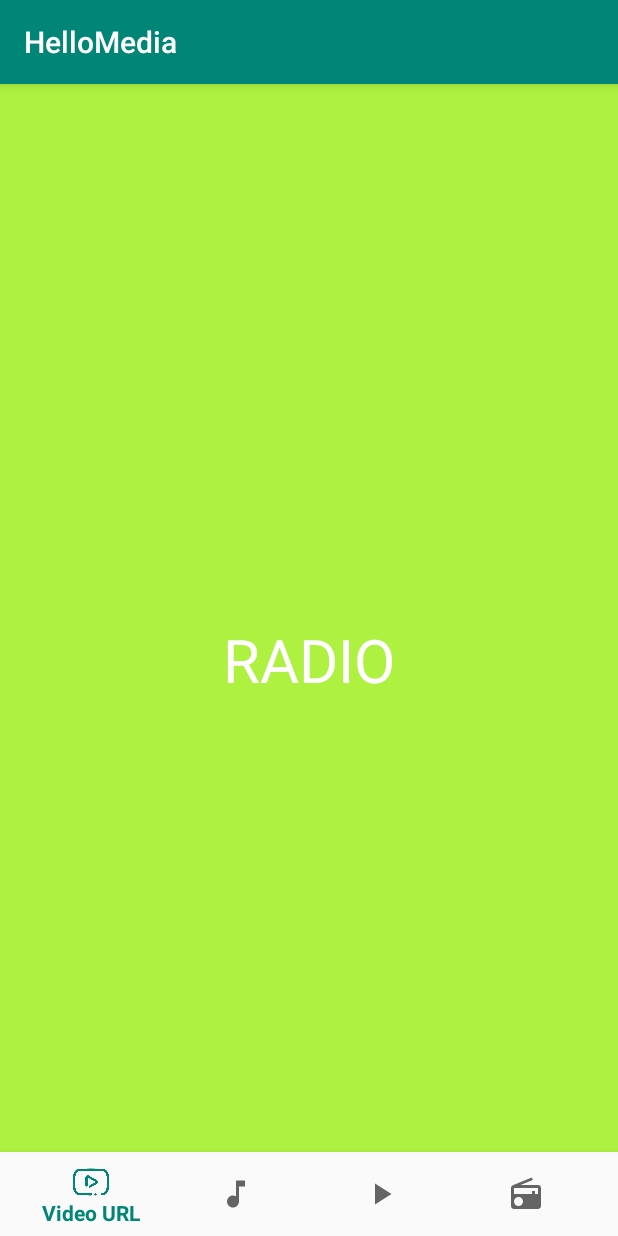
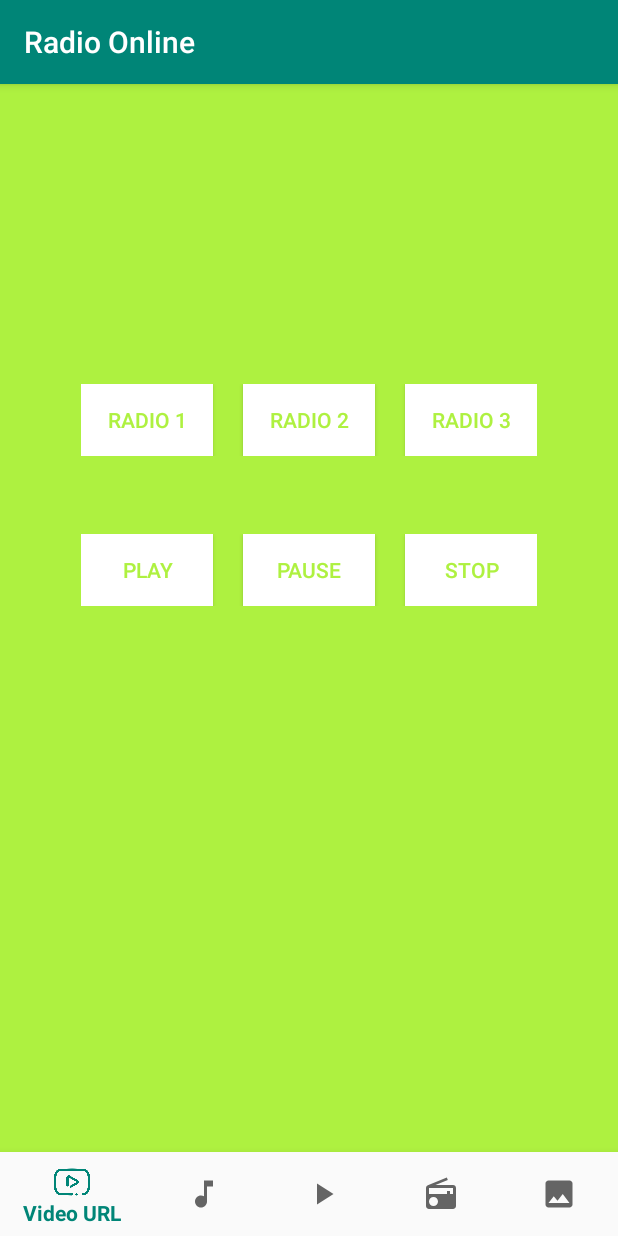
Before and after one commit to mischievousmint/HelloMedia, an Android app: the fragment RadioFragment placed in its activity, on a phone screen of 412 x 824 dp. Run offline under Robolectric (Android 15) with nearby library versions, the phone set to English and light mode, and no system bars.

Commit message:
falta arreglar la radio

```diff
--- a/app/build.gradle
+++ b/app/build.gradle
@@ -24,7 +24,9 @@ dependencies {
     implementation 'com.android.support:design:28.0.0'
     implementation 'com.android.support.constraint:constraint-layout:1.1.3'
     implementation 'com.android.support:support-v4:28.0.0'
+    implementation 'me.relex:circleindicator:1.2.2@aar'
     testImplementation 'junit:junit:4.12'
     androidTestImplementation 'com.android.support.test:runner:1.0.2'
     androidTestImplementation 'com.android.support.test.espresso:espresso-core:3.0.2'
+
 }
--- a/app/src/main/AndroidManifest.xml
+++ b/app/src/main/AndroidManifest.xml
@@ -4,6 +4,7 @@
 
     <uses-permission android:name="android.permission.INTERNET" />
     <application
+        android:networkSecurityConfig="@xml/network_security_config"
         android:allowBackup="true"
         android:icon="@mipmap/ic_launcher"
         android:label="@string/app_name"
--- a/app/src/main/java/com/example/hellomedia/Fragments/MP3Fragment.java
+++ b/app/src/main/java/com/example/hellomedia/Fragments/MP3Fragment.java
@@ -43,8 +43,6 @@ public class MP3Fragment extends Fragment implements View.OnClickListener {
         btnPlay.setOnClickListener((View.OnClickListener) this);
         btnPause.setOnClickListener((View.OnClickListener) this);
         btnStop.setOnClickListener((View.OnClickListener) this);
-
-        mPlayer.start();
 
         return viewMP3;
     }
--- a/app/src/main/java/com/example/hellomedia/Fragments/RadioFragment.java
+++ b/app/src/main/java/com/example/hellomedia/Fragments/RadioFragment.java
@@ -1,48 +1,152 @@
 package com.example.hellomedia.Fragments;
 
 import android.content.Context;
+import android.media.AudioManager;
+import android.media.MediaPlayer;
 import android.net.Uri;
 import android.os.Bundle;
 import android.support.v4.app.Fragment;
+import android.support.v7.app.AppCompatActivity;
+import android.util.Log;
 import android.view.LayoutInflater;
 import android.view.View;
 import android.view.ViewGroup;
+import android.widget.Button;
+import android.widget.MediaController;
+import android.widget.VideoView;
 
+import com.example.hellomedia.MainActivity;
 import com.example.hellomedia.R;
 
-/**
- * A simple {@link Fragment} subclass.
- * Activities that contain this fragment must implement the
- * {@link RadioFragment.OnFragmentInteractionListener} interface
- * to handle interaction events.
- */
+import java.io.IOException;
+
+import static android.support.constraint.Constraints.TAG;
+
+
 public class RadioFragment extends Fragment {
 
     private OnFragmentInteractionListener mListener;
+    private static MediaPlayer mp;
+    private boolean isPaused = false;
+    String radioPath = "http://17873.live.streamtheworld.com/CADENADIAL.mp3";
 
     public RadioFragment() {
         // Required empty public constructor
     }
 
+    // TODO: Rename and change types and number of parameters
+    public static RadioFragment newInstance(String param1, String param2) {
+        RadioFragment fragment = new RadioFragment();
+        return fragment;
+    }
 
     @Override
-    public View onCreateView(LayoutInflater inflater, ViewGroup container,
-                             Bundle savedInstanceState) {
-        // Inflate the layout for this fragment
-        View viewRadio = inflater.inflate(R.layout.fragment_radio, container, false);
+    public void onCreate(Bundle savedInstanceState) {
+        super.onCreate(savedInstanceState);
+
+        Log.e("RadioFragment","onCreate Setting Title");
+        ((AppCompatActivity) getActivity()).getSupportActionBar().setTitle("Radio Online");
+    }
 
 
 
+    @Override
+    public View onCreateView(LayoutInflater inflater, ViewGroup container,Bundle savedInstanceState) {
+        View v = inflater.inflate(R.layout.fragment_radio, container, false);
 
-        return viewRadio;
-}
+        Button btnStart = (Button) v.findViewById(R.id.btnPlay);
+        Button btnPause = (Button) v.findViewById(R.id.btnPause);
 
-    // TODO: Rename method, update argument and hook method into UI event
-    public void onButtonPressed(Uri uri) {
-        if (mListener != null) {
-            mListener.onFragmentInteraction(uri);
+        Button btnRadio1 = (Button) v.findViewById(R.id.btnRadio1);
+        Button btnRadio2 = (Button) v.findViewById(R.id.btnRadio2);
+        Button btnRadio3 = (Button) v.findViewById(R.id.btnRadio3);
+
+        try {
+            onClick(v);
+        } catch (IOException e) {
+            e.printStackTrace();
+        }
+
+        btnStart.setOnClickListener(new View.OnClickListener() {
+            @Override
+            public void onClick(View v) {
+                try {
+                    launchRadio(radioPath);
+
+                } catch (IOException e) {
+                    e.printStackTrace();
+                }
+            }
+        });
+
+        btnPause.setOnClickListener(new View.OnClickListener() {
+            @Override
+            public void onClick(View v) {
+                if (mp.isPlaying()){
+                    mp.pause();
+                    isPaused = true;
+                }
+            }
+        });
+
+        // Inflate the layout for this fragment
+        return v;
+    }
+
+    public void onClick(View v) throws IOException {
+
+        switch (v.getId()) {
+
+            case R.id.btnRadio1:
+                radioPath = "http://17873.live.streamtheworld.com/CADENADIAL.mp3";
+                launchRadio(radioPath);
+                break;
+
+            case R.id.btnRadio2:
+                radioPath = "http://kissfm.kissfmradio.cires21.com/kissfm.mp3";
+                launchRadio(radioPath);
+                break;
+
+            case R.id.btnRadio3:
+                radioPath = "http://212.83.138.48:8422/stream";
+                launchRadio(radioPath);
+                break;
+
+            default:
+                break;
+        }
+
+    }
+
+    public void launchRadio (String path) throws IOException {
+        if (mp == null)
+            mp = new MediaPlayer();
+        if (isPaused){
+            mp.start();
+            isPaused = false;
+        }
+        else {
+            mp.reset();
+            mp.setAudioStreamType(AudioManager.STREAM_MUSIC);
+            mp.setDataSource(path);
+            mp.prepareAsync();
+            mp.setOnPreparedListener(new MediaPlayer.OnPreparedListener(){
+                @Override
+                public void onPrepared(MediaPlayer mPlayer){  //Lanza cuando está preparado
+                    Log.e("onPrepared","onPrepared");
+                    mp.start();
+                }
+            });
+            mp.setOnErrorListener(new MediaPlayer.OnErrorListener(){
+                @Override
+                public boolean onError(MediaPlayer mp, int what, int extra) {
+                    Log.e("LaunchRadio","onErrorListener");
+                    return true;
+                }
+            });
         }
     }
+
 
     @Override
     public void onAttach(Context context) {
@@ -50,15 +154,24 @@ public class RadioFragment extends Fragment {
         if (context instanceof OnFragmentInteractionListener) {
             mListener = (OnFragmentInteractionListener) context;
         } else {
-            throw new RuntimeException(context.toString()
-                    + " must implement OnFragmentInteractionListener");
+            throw new RuntimeException(context.toString()+ " must implement OnFragmentInteractionListener");
         }
+        Log.e("RadioFragment","llamando a setTitleToolbar");
+        //mListener.setTitleToolbar("Probando 22 11");
+
     }
 
     @Override
     public void onDetach() {
         super.onDetach();
         mListener = null;
+    }
+
+    @Override
+    public void onPause(){
+        super.onPause();
+        if (mp != null)
+            mp.pause();
     }
 
     /**
@@ -73,6 +186,6 @@ public class RadioFragment extends Fragment {
      */
     public interface OnFragmentInteractionListener {
         // TODO: Update argument type and name
-        void onFragmentInteraction(Uri uri);
+        void setTitleToolbar(String title);
     }
 }
--- /dev/null
+++ b/app/src/main/res/drawable/ic_image_black_24dp.xml
@@ -0,0 +1,9 @@
+<vector xmlns:android="http://schemas.android.com/apk/res/android"
+        android:width="24dp"
+        android:height="24dp"
+        android:viewportWidth="24.0"
+        android:viewportHeight="24.0">
+    <path
+        android:fillColor="#FF000000"
+        android:pathData="M21,19V5c0,-1.1 -0.9,-2 -2,-2H5c-1.1,0 -2,0.9 -2,2v14c0,1.1 0.9,2 2,2h14c1.1,0 2,-0.9 2,-2zM8.5,13.5l2.5,3.01L14.5,12l4.5,6H5l3.5,-4.5z"/>
+</vector>
--- a/app/src/main/res/layout/fragment_radio.xml
+++ b/app/src/main/res/layout/fragment_radio.xml
@@ -6,12 +6,62 @@
     android:background="#AEF140"
     tools:context=".Fragments.RadioFragment">
 
-    <!-- TODO: Update blank fragment layout -->
-    <TextView
-        android:layout_width="match_parent"
-        android:layout_height="match_parent"
-        android:gravity="center"
-        android:text="RADIO"
-        android:textColor="#FFFF"
-        android:textSize="40sp"/>
+    <LinearLayout
+        android:layout_width="wrap_content"
+        android:layout_height="wrap_content"
+        android:layout_gravity="center_horizontal"
+        android:layout_marginTop="200dp">
+        <Button
+            android:id="@+id/btnRadio1"
+            android:layout_width="wrap_content"
+            android:layout_height="wrap_content"
+            android:background="#FFFF"
+            android:text="RADIO 1"
+            android:textColor="#AEF140"/>
+        <Button
+            android:id="@+id/btnRadio2"
+            android:layout_width="wrap_content"
+            android:layout_height="wrap_content"
+            android:layout_marginHorizontal="20dp"
+            android:background="#FFFF"
+            android:text="RADIO 2"
+            android:textColor="#AEF140"/>
+        <Button
+            android:id="@+id/btnRadio3"
+            android:layout_width="wrap_content"
+            android:layout_height="wrap_content"
+            android:background="#FFFF"
+            android:text="RADIO 3"
+            android:textColor="#AEF140"/>
+    </LinearLayout>
+
+    <LinearLayout
+        android:layout_width="wrap_content"
+        android:layout_height="wrap_content"
+        android:layout_gravity="center_horizontal"
+        android:layout_marginTop="300dp">
+        <Button
+            android:id="@+id/btnPlay"
+            android:layout_width="wrap_content"
+            android:layout_height="wrap_content"
+            android:background="#FFFF"
+            android:text="PLAY"
+            android:textColor="#AEF140"/>
+        <Button
+            android:id="@+id/btnPause"
+            android:layout_width="wrap_content"
+            android:layout_height="wrap_content"
+            android:layout_marginHorizontal="20dp"
+            android:background="#FFFF"
+            android:text="PAUSE"
+            android:textColor="#AEF140"/>
+        <Button
+            android:id="@+id/btnStop"
+            android:layout_width="wrap_content"
+            android:layout_height="wrap_content"
+            android:background="#FFFF"
+            android:text="STOP"
+            android:textColor="#AEF140"/>
+    </LinearLayout>
+
 </FrameLayout>
--- a/app/src/main/res/menu/bottom_nav_menu.xml
+++ b/app/src/main/res/menu/bottom_nav_menu.xml
@@ -21,4 +21,10 @@
         android:icon="@drawable/ic_radio_black_24dp"
         android:title="Radio" />
 
+    <item
+        android:id="@+id/navGallery"
+        android:icon="@drawable/ic_image_black_24dp"
+        android:title="Gallery" />
+
+
 </menu>
--- /dev/null
+++ b/app/src/main/res/xml/network_security_config.xml
@@ -0,0 +1,4 @@
+<?xml version="1.0" encoding="utf-8"?>
+<network-security-config>
+      <base-config cleartextTrafficPermitted="true" />
+</network-security-config>
```
Also changed, not shown: app/src/main/java/com/example/hellomedia/Fragments/GalleryFragment.java (added, +52 -0 lines), app/src/main/java/com/example/hellomedia/MainActivity.java (+10 -1 lines), app/src/main/java/com/example/hellomedia/MyPager.java (added, +77 -0 lines), app/src/main/res/layout/fragment_gallery.xml (added, +20 -0 lines), app/src/main/res/layout/pager_item.xml (added, +8 -0 lines), app/src/main/res/drawable/image1.jpeg (added), app/src/main/res/drawable/image2.jpeg (added), app/src/main/res/drawable/image3.jpg (added), app/src/main/res/drawable/image4.jpg (added), app/src/main/res/drawable/image5.jpg (added).
